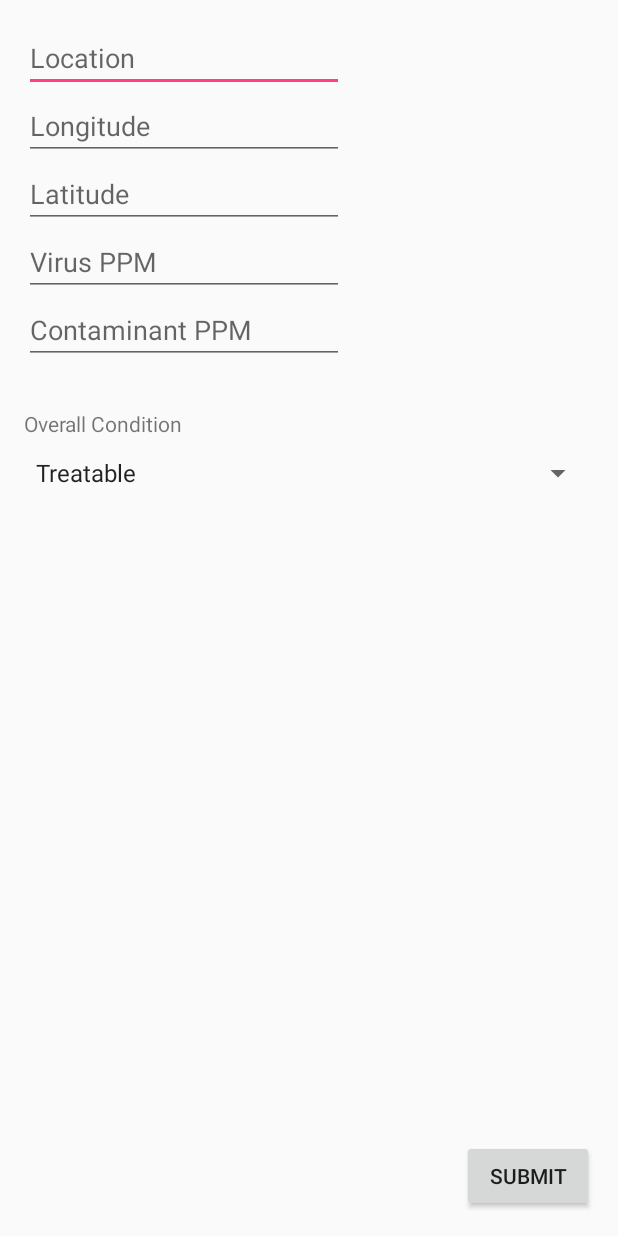
After one commit to zcheshire/cs2340, an Android app: the PurityActivity screen opened directly, with no data from a screen before it, on a phone screen of 412 x 824 dp. The commit adds this screen. Run offline under Robolectric (Android 15) with nearby library versions, the phone set to English and light mode, and no system bars.

Commit message:
Added Quality Report Class and allow only Managers to view reports

```diff
--- a/Water/app/build.gradle
+++ b/Water/app/build.gradle
@@ -24,9 +24,10 @@ dependencies {
     androidTestCompile('com.android.support.test.espresso:espresso-core:2.2.2', {
         exclude group: 'com.android.support', module: 'support-annotations'
     })
+    compile 'com.google.android.gms:play-services:10.0.1'
     compile 'com.android.support:appcompat-v7:25.1.1'
     compile 'com.google.android.gms:play-services-appindexing:9.8.0'
     compile 'com.google.android.gms:play-services:10.0.1'
+    compile 'com.android.support:design:25.1.1'
     testCompile 'junit:junit:4.12'
-    compile 'com.google.android.gms:play-services:10.0.1'
 }
--- /dev/null
+++ b/Water/app/src/main/java/com/gitrekt/water/controller/PurityActivity.java
@@ -0,0 +1,78 @@
+package com.gitrekt.water.controller;
+import java.util.Date;
+import java.text.DateFormat;
+import java.text.SimpleDateFormat;
+import java.util.Calendar;
+import android.content.Intent;
+import android.support.v7.app.AppCompatActivity;
+import android.os.Bundle;
+import android.view.View;
+import android.widget.ArrayAdapter;
+import android.widget.Button;
+import android.widget.EditText;
+import android.widget.Spinner;
+
+import com.gitrekt.water.R;
+import com.gitrekt.water.model.ConditionType;
+import com.gitrekt.water.model.Model;
+import com.gitrekt.water.model.QualityReport;
+//import com.gitrekt.water.model.UserReport;
+import com.gitrekt.water.model.UserType;
+//import com.gitrekt.water.model.WaterType;
+import com.gitrekt.water.model.OverallCondition;
+
+import java.sql.BatchUpdateException;
+
+import com.gitrekt.water.R;
+
+public class PurityActivity extends AppCompatActivity {
+    private Model model;
+    private Spinner conditionSpinner;
+    private EditText locationField;
+    private EditText longitudeField;
+    private EditText latitudeField;
+    private EditText virusField;
+    private EditText contaminantField;
+    private Button submitReport;
+    @Override
+    protected void onCreate(Bundle savedInstanceState) {
+        super.onCreate(savedInstanceState);
+        setContentView(R.layout.activity_purity);
+        model = Model.getInstance();
+        conditionSpinner = (Spinner) findViewById(R.id.conditionSpinner);
+        locationField = (EditText) findViewById(R.id.locationField);
+        longitudeField = (EditText) findViewById(R.id.longitudeField);
+        latitudeField = (EditText) findViewById(R.id.latitudeField);
+        virusField = (EditText) findViewById(R.id.virusField);
+        contaminantField = (EditText) findViewById(R.id.contaminantField);
+        submitReport = (Button) findViewById(R.id.submitReport);
+
+        ArrayAdapter<OverallCondition> waterConditionAdapter =
+                new ArrayAdapter<OverallCondition>(this, android.R.layout.simple_spinner_item, OverallCondition.values());
+
+        waterConditionAdapter.setDropDownViewResource(android.R.layout.simple_spinner_dropdown_item);
+
+        conditionSpinner.setAdapter(waterConditionAdapter);
+
+    }
+
+    public void submitReport(View v) {
+        DateFormat df = new SimpleDateFormat("dd/MM/yy HH:mm:ss");
+        Calendar calobj = Calendar.getInstance();
+        System.out.println(df.format(calobj.getTime()));
+
+        QualityReport _report = new QualityReport(model.getCurrentUser(),
+                (OverallCondition) conditionSpinner.getSelectedItem(),
+                locationField.getText().toString(), longitudeField.getText().toString(), latitudeField.getText().toString(),
+        calobj, virusField.getText().toString(), contaminantField.getText().toString());
+        model.addQualityReport(_report);
+        System.out.print("Hello");
+        System.out.print(model.getQualityReports().get(0).getLongitude().toString());
+        //Intent intent = new Intent(this, ViewReportActivity.class);
+        //startActivity(intent);
+        finish();
+    }
+    void cancelReport(View v) {
+        finish();
+    }
+}
--- a/Water/app/src/main/java/com/gitrekt/water/model/Model.java
+++ b/Water/app/src/main/java/com/gitrekt/water/model/Model.java
@@ -15,6 +15,7 @@ public class Model {
     private User currentUser;
     private ArrayList<User> userList = new ArrayList<User>();
     private ArrayList<UserReport> userReports = new ArrayList<UserReport>();
+    private ArrayList<QualityReport> qualityReports = new ArrayList<QualityReport>();
 
     public User getCurrentUser() {
         return this.currentUser;
@@ -37,8 +38,12 @@ public class Model {
     }
 
     public void addUserReport(UserReport ur) { this.userReports.add(ur); }
+    public void addQualityReport(QualityReport qr) { this.qualityReports.add(qr); }
 
     public ArrayList<UserReport> getUserReports() {
         return this.userReports;
     }
+    public ArrayList<QualityReport> getQualityReports() {
+        return this.qualityReports;
+    }
 }
--- /dev/null
+++ b/Water/app/src/main/java/com/gitrekt/water/model/OverallCondition.java
@@ -0,0 +1,22 @@
+package com.gitrekt.water.model;
+
+/**
+ * Created by zacharycheshire on 3/12/17.
+ */
+
+public enum OverallCondition {
+    TREATABLE("Treatable"),
+    SAFE("Safe"),
+    UNSAFE("Unsafe");
+
+
+    private String name;
+
+    OverallCondition(String name) {
+        this.name = name;
+    }
+
+    public String toString() {
+        return this.name;
+    }
+}
--- /dev/null
+++ b/Water/app/src/main/res/layout/activity_purity.xml
@@ -0,0 +1,97 @@
+<?xml version="1.0" encoding="utf-8"?>
+<RelativeLayout xmlns:android="http://schemas.android.com/apk/res/android"
+    xmlns:tools="http://schemas.android.com/tools"
+    android:id="@+id/activity_purity"
+    android:layout_width="match_parent"
+    android:layout_height="match_parent"
+    android:paddingBottom="@dimen/activity_vertical_margin"
+    android:paddingLeft="@dimen/activity_horizontal_margin"
+    android:paddingRight="@dimen/activity_horizontal_margin"
+    android:paddingTop="@dimen/activity_vertical_margin"
+    tools:context="com.gitrekt.water.controller.PurityActivity">
+
+    <EditText
+        android:layout_width="wrap_content"
+        android:layout_height="wrap_content"
+        android:inputType="textPersonName"
+        android:ems="10"
+        android:layout_alignParentTop="true"
+        android:layout_alignParentLeft="true"
+        android:layout_alignParentStart="true"
+        android:id="@+id/locationField"
+        android:hint="Location" />
+
+    <EditText
+        android:layout_width="wrap_content"
+        android:layout_height="wrap_content"
+        android:inputType="textPersonName"
+        android:ems="10"
+        android:layout_below="@+id/locationField"
+        android:layout_alignRight="@+id/locationField"
+        android:layout_alignEnd="@+id/locationField"
+        android:id="@+id/longitudeField"
+        android:hint="Longitude" />
+
+    <EditText
+        android:layout_width="wrap_content"
+        android:layout_height="wrap_content"
+        android:inputType="textPersonName"
+        android:ems="10"
+        android:layout_below="@+id/longitudeField"
+        android:layout_alignParentLeft="true"
+        android:layout_alignParentStart="true"
+        android:id="@+id/latitudeField"
+        android:hint="Latitude" />
+
+    <EditText
+        android:layout_width="wrap_content"
+        android:layout_height="wrap_content"
+        android:inputType="textPersonName"
+        android:ems="10"
+        android:layout_below="@+id/latitudeField"
+        android:layout_alignParentLeft="true"
+        android:layout_alignParentStart="true"
+        android:id="@+id/virusField"
+        android:hint="Virus PPM" />
+
+    <EditText
+        android:layout_width="wrap_content"
+        android:layout_height="wrap_content"
+        android:inputType="textPersonName"
+        android:ems="10"
+        android:layout_below="@+id/virusField"
+        android:layout_alignParentLeft="true"
+        android:layout_alignParentStart="true"
+        android:id="@+id/contaminantField"
+        android:hint="Contaminant PPM" />
+
+    <TextView
+        android:text="Overall Condition"
+        android:layout_width="wrap_content"
+        android:layout_height="wrap_content"
+        android:layout_below="@+id/contaminantField"
+        android:layout_alignParentLeft="true"
+        android:layout_alignParentStart="true"
+        android:layout_marginTop="30dp"
+        android:id="@+id/textView10" />
+
+    <Spinner
+        android:layout_width="match_parent"
+        android:layout_height="wrap_content"
+        android:id="@+id/conditionSpinner"
+        android:layout_below="@+id/textView10"
+        android:layout_alignParentLeft="true"
+        android:layout_alignParentStart="true"
+        android:layout_marginTop="11dp" />
+
+    <Button
+        android:text="Submit"
+        android:layout_width="wrap_content"
+        android:layout_height="wrap_content"
+        android:layout_alignParentBottom="true"
+        android:layout_alignParentRight="true"
+        android:layout_alignParentEnd="true"
+        android:id="@+id/submitReport"
+        android:onClick="submitReport"/>
+
+</RelativeLayout>
--- /dev/null
+++ b/Water/app/src/main/res/values-v21/styles.xml
@@ -0,0 +1 @@
+<resources></resources>
--- a/Water/app/src/main/res/values/dimens.xml
+++ b/Water/app/src/main/res/values/dimens.xml
@@ -2,4 +2,5 @@
     <!-- Default screen margins, per the Android Design guidelines. -->
     <dimen name="activity_horizontal_margin">16dp</dimen>
     <dimen name="activity_vertical_margin">16dp</dimen>
+    <dimen name="fab_margin">16dp</dimen>
 </resources>
--- a/Water/app/src/main/res/values/strings.xml
+++ b/Water/app/src/main/res/values/strings.xml
@@ -1,4 +1,5 @@
 <resources>
     <string name="app_name">Water</string>
     <string name="title_activity_maps">Map</string>
+    <string name="title_activity_view_qp">ViewQP</string>
 </resources>
--- a/Water/app/src/main/res/values/styles.xml
+++ b/Water/app/src/main/res/values/styles.xml
@@ -8,5 +8,9 @@
         <item name="colorAccent">@color/colorAccent</item>
     </style>
 
+    <style name="AppTheme.AppBarOverlay" parent="ThemeOverlay.AppCompat.Dark.ActionBar" />
+
+    <style name="AppTheme.PopupOverlay" parent="ThemeOverlay.AppCompat.Light" />
+
 
 </resources>
```
Also changed, not shown: Water/app/src/main/AndroidManifest.xml (+7 -1 lines), Water/app/src/main/java/com/gitrekt/water/controller/HomeActivity.java (+31 -0 lines), Water/app/src/main/java/com/gitrekt/water/controller/MapsActivity.java (+10 -1 lines), Water/app/src/main/java/com/gitrekt/water/controller/QualityReportAdapter.java (added, +67 -0 lines), Water/app/src/main/java/com/gitrekt/water/controller/ViewQP.java (added, +42 -0 lines), Water/app/src/main/java/com/gitrekt/water/controller/ViewQualityReportActivity.java (added, +35 -0 lines), Water/app/src/main/java/com/gitrekt/water/model/QualityReport.java (added, +88 -0 lines), Water/app/src/main/res/layout/activity_home.xml (+20 -0 lines), Water/app/src/main/res/layout/activity_view_qp.xml (added, +74 -0 lines), Water/app/src/main/res/layout/activity_view_quality_report.xml (added, +20 -0 lines), Water/app/src/main/res/layout/content_view_qp.xml (added, +74 -0 lines).
